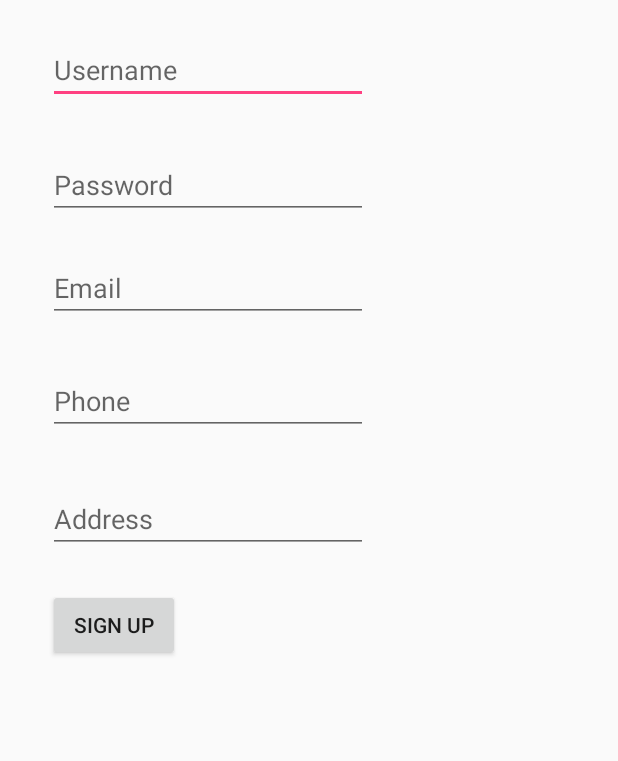
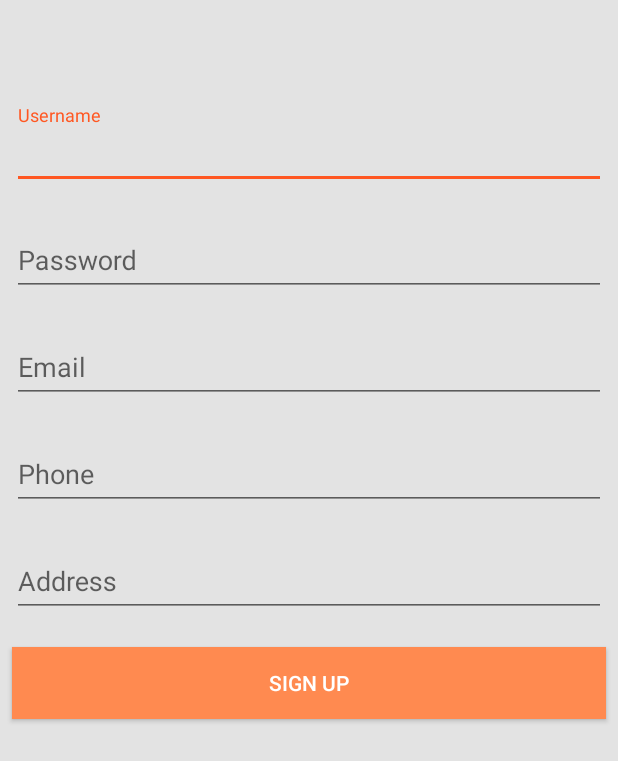
Before and after one commit to canhkhongduc/AndroidCommerce, an Android app: the layout activity_register.xml on its own in the app's theme, with its tools: preview values and no code run, on a phone screen of 412 x 824 dp. Shown: the top 761 px of the screen. Run offline under Robolectric (Android 15) with nearby library versions, the phone set to English and light mode, and no system bars.

Commit message:
Change login & register UI

```diff
--- a/app/src/main/java/fu/prm391/project/androidcommerce/customerActivity/CustomerHomeActivity.java
+++ b/app/src/main/java/fu/prm391/project/androidcommerce/customerActivity/CustomerHomeActivity.java
@@ -57,7 +57,7 @@ public class CustomerHomeActivity extends AppCompatActivity {
         super.onResume();
         SharedPreferenceUtil util = new SharedPreferenceUtil();
         ArrayList<OrderItem> orderItems = util.getCart(CustomerHomeActivity.this, "cartItem");
-        if (orderItems.size() > 0){
+        if (orderItems != null && orderItems.size() > 0){
             tvCart.setText(""+orderItems.size());
         }
     }
--- a/app/src/main/res/layout/activity_register.xml
+++ b/app/src/main/res/layout/activity_register.xml
@@ -1,73 +1,108 @@
 <?xml version="1.0" encoding="utf-8"?>
-<RelativeLayout xmlns:android="http://schemas.android.com/apk/res/android"
+<android.support.constraint.ConstraintLayout xmlns:android="http://schemas.android.com/apk/res/android"
     xmlns:app="http://schemas.android.com/apk/res-auto"
     xmlns:tools="http://schemas.android.com/tools"
     android:layout_width="match_parent"
     android:layout_height="match_parent"
+    android:background="#e3e3e3"
     tools:context="fu.prm391.project.androidcommerce.RegisterActivity">
 
-    <EditText
+    <android.support.design.widget.TextInputLayout
         android:id="@+id/etUsername"
-        android:layout_width="wrap_content"
+        android:layout_width="0dp"
         android:layout_height="wrap_content"
-        android:layout_alignParentStart="true"
-        android:layout_alignParentTop="true"
-        android:layout_marginStart="32dp"
-        android:layout_marginTop="24dp"
-        android:ems="10"
-        android:hint="@string/username"
-        android:inputType="textPersonName" />
+        android:layout_marginEnd="8dp"
+        android:layout_marginStart="8dp"
+        android:layout_marginTop="70dp"
+        app:layout_constraintEnd_toEndOf="parent"
+        app:layout_constraintStart_toStartOf="parent"
+        app:layout_constraintTop_toTopOf="parent">
 
-    <EditText
+        <android.support.design.widget.TextInputEditText
+            android:layout_width="match_parent"
+            android:layout_height="wrap_content"
+            android:hint="Username" />
+    </android.support.design.widget.TextInputLayout>
+
+    <android.support.design.widget.TextInputLayout
         android:id="@+id/etPassword"
-        android:layout_width="wrap_content"
+        android:layout_width="0dp"
         android:layout_height="wrap_content"
-        android:layout_alignStart="@+id/etUsername"
-        android:layout_below="@+id/etUsername"
-        android:layout_marginTop="31dp"
-        android:ems="10"
-        android:hint="@string/prompt_password"
-        android:inputType="textPassword" />
+        android:layout_marginEnd="8dp"
+        android:layout_marginStart="8dp"
+        android:layout_marginTop="15dp"
+        app:layout_constraintEnd_toEndOf="parent"
+        app:layout_constraintStart_toStartOf="parent"
+        app:layout_constraintTop_toBottomOf="@+id/etUsername">
 
-    <EditText
+        <android.support.design.widget.TextInputEditText
+            android:layout_width="match_parent"
+            android:layout_height="wrap_content"
+            android:hint="Password" />
+    </android.support.design.widget.TextInputLayout>
+
+    <android.support.design.widget.TextInputLayout
         android:id="@+id/etEmail"
-        android:layout_width="wrap_content"
+        android:layout_width="0dp"
         android:layout_height="wrap_content"
-        android:layout_alignStart="@+id/etPassword"
-        android:layout_below="@+id/etPassword"
-        android:layout_marginTop="23dp"
-        android:ems="10"
-        android:hint="@string/prompt_email"
-        android:inputType="textEmailAddress" />
+        android:layout_marginEnd="8dp"
+        android:layout_marginStart="8dp"
+        android:layout_marginTop="15dp"
+        app:layout_constraintEnd_toEndOf="parent"
+        app:layout_constraintStart_toStartOf="parent"
+        app:layout_constraintTop_toBottomOf="@+id/etPassword">
 
-    <EditText
+        <android.support.design.widget.TextInputEditText
+            android:layout_width="match_parent"
+            android:layout_height="wrap_content"
+            android:hint="Email" />
+    </android.support.design.widget.TextInputLayout>
+
+    <android.support.design.widget.TextInputLayout
         android:id="@+id/etPhone"
-        android:layout_width="wrap_content"
+        android:layout_width="0dp"
         android:layout_height="wrap_content"
-        android:layout_alignStart="@+id/etEmail"
-        android:layout_below="@+id/etEmail"
-        android:layout_marginTop="30dp"
-        android:ems="10"
-        android:hint="@string/phone"
-        android:inputType="phone" />
+        android:layout_marginEnd="8dp"
+        android:layout_marginStart="8dp"
+        android:layout_marginTop="15dp"
+        app:layout_constraintEnd_toEndOf="parent"
+        app:layout_constraintStart_toStartOf="parent"
+        app:layout_constraintTop_toBottomOf="@+id/etEmail">
 
-    <EditText
+        <android.support.design.widget.TextInputEditText
+            android:layout_width="match_parent"
+            android:layout_height="wrap_content"
+            android:hint="Phone" />
+    </android.support.design.widget.TextInputLayout>
+
+    <android.support.design.widget.TextInputLayout
         android:id="@+id/etAddress"
-        android:layout_width="wrap_content"
+        android:layout_width="0dp"
         android:layout_height="wrap_content"
-        android:layout_alignStart="@+id/etPhone"
-        android:layout_below="@+id/etPhone"
-        android:layout_marginTop="33dp"
-        android:ems="10"
-        android:hint="@string/address"
-        android:inputType="textPostalAddress" />
+        android:layout_marginEnd="8dp"
+        android:layout_marginStart="8dp"
+        android:layout_marginTop="15dp"
+        app:layout_constraintEnd_toEndOf="parent"
+        app:layout_constraintStart_toStartOf="parent"
+        app:layout_constraintTop_toBottomOf="@+id/etPhone">
+
+        <android.support.design.widget.TextInputEditText
+            android:layout_width="match_parent"
+            android:layout_height="wrap_content"
+            android:hint="Address" />
+    </android.support.design.widget.TextInputLayout>
 
     <Button
         android:id="@+id/btnSignup"
-        android:layout_width="wrap_content"
+        android:layout_width="0dp"
         android:layout_height="wrap_content"
-        android:layout_alignStart="@+id/etAddress"
-        android:layout_below="@+id/etAddress"
-        android:layout_marginTop="24dp"
-        android:text="@string/signup" />
-</RelativeLayout>
+        android:layout_marginEnd="8dp"
+        android:layout_marginStart="8dp"
+        android:layout_marginTop="20dp"
+        android:background="@color/colorPrimary"
+        android:text="Sign up"
+        android:textColor="@android:color/white"
+        app:layout_constraintEnd_toEndOf="parent"
+        app:layout_constraintStart_toStartOf="parent"
+        app:layout_constraintTop_toBottomOf="@+id/etAddress" />
+</android.support.constraint.ConstraintLayout>
--- a/app/src/main/res/values/colors.xml
+++ b/app/src/main/res/values/colors.xml
@@ -1,6 +1,6 @@
 <?xml version="1.0" encoding="utf-8"?>
 <resources>
-    <color name="colorPrimary">#3F51B5</color>
-    <color name="colorPrimaryDark">#303F9F</color>
-    <color name="colorAccent">#FF4081</color>
+    <color name="colorPrimary">#ff8a50</color>
+    <color name="colorPrimaryDark">#c41c00</color>
+    <color name="colorAccent">#ff5722</color>
 </resources>
```
Also changed, not shown: app/src/main/AndroidManifest.xml (+6 -2 lines), app/src/main/java/fu/prm391/project/androidcommerce/LoginActivity.java (+8 -6 lines), app/src/main/java/fu/prm391/project/androidcommerce/RegisterActivity.java (+11 -10 lines), app/src/main/res/layout/activity_login.xml (+61 -31 lines), app/src/main/res/values/styles.xml (+8 -0 lines), app/src/main/res/drawable/cart_icon.png (added).
